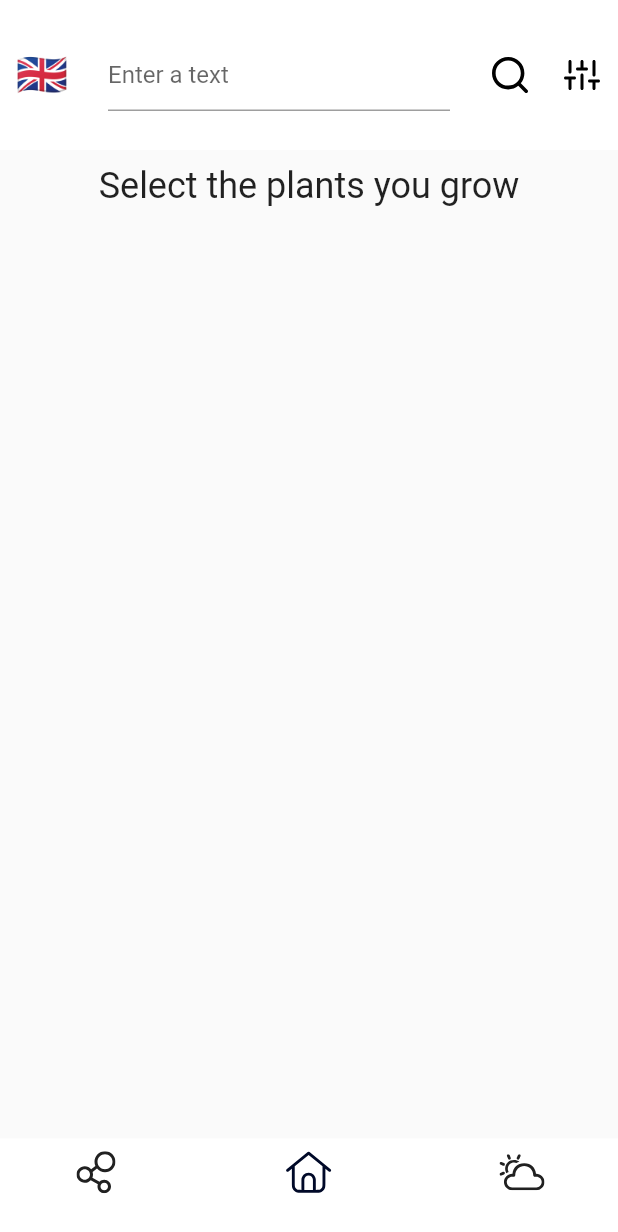
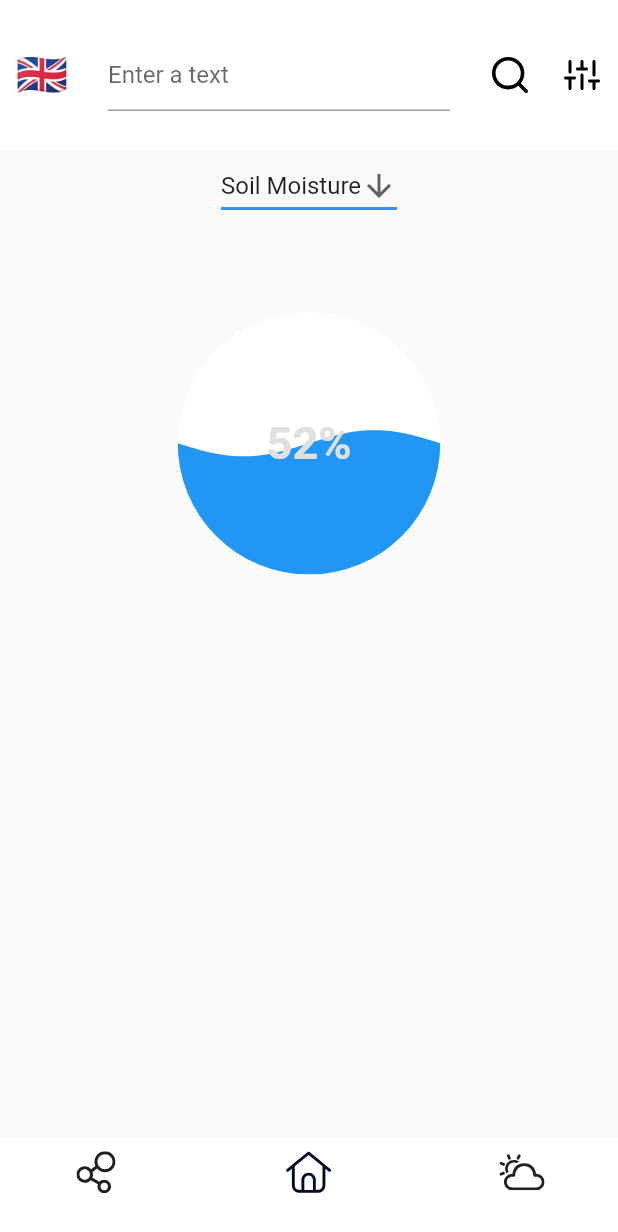
Before and after one commit to Sensora-CFC2021/sensora-flutter, a Flutter app: the screen it shows after launch, on a phone screen of 412 x 824 dp. Shown: the top 1232 px of the screen. Run offline on Flutter 3.47's test engine with Material 2 defaults, Android fonts, the phone set to English and light mode, and no system bars; our stand-ins replace flutter_svg, liquid_progress_indicator; generated files the repository leaves out were written again.

Commit message:
updated files

```diff
--- /dev/null
+++ b/lib/home_screen.dart
@@ -0,0 +1,100 @@
+import 'package:flutter/material.dart';
+import 'my_app_bar.dart';
+import 'bottom_nav_bar.dart';
+import 'package:liquid_progress_indicator/liquid_progress_indicator.dart';
+
+class HomeScreen extends StatelessWidget {
+  const HomeScreen({Key? key}) : super(key: key);
+
+  @override
+  Widget build(BuildContext context) {
+    return Scaffold(
+        appBar: MyAppBar(),
+        body: HomeScreenBody(),
+        bottomNavigationBar: MyBottomNavBar());
+  }
+}
+
+class HomeScreenBody extends StatefulWidget {
+  const HomeScreenBody({Key? key}) : super(key: key);
+
+  @override
+  State<HomeScreenBody> createState() => _MyStatefulWidgetState();
+}
+
+/// This is the private State class that goes with MyStatefulWidget.
+class _MyStatefulWidgetState extends State<HomeScreenBody>
+    with SingleTickerProviderStateMixin {
+  late AnimationController animationController;
+  late Animation animation;
+  void initState() {
+    animationController = AnimationController(
+      vsync: this,
+      duration: Duration(seconds: 15),
+    );
+    animationController.addListener(() {
+      setState(() {});
+    });
+    animationController.repeat();
+    super.initState();
+  }
+
+  String dropdownValue = 'Soil Moisture';
+  @override
+  Widget build(BuildContext context) {
+    final percentage = animationController.value * 100;
+    return Column(
+      children: <Widget>[
+        new Center(
+          child: DropdownButton<String>(
+            value: dropdownValue,
+            icon: const Icon(Icons.arrow_downward),
+            iconSize: 24,
+            elevation: 16,
+            underline: Container(
+              height: 2,
+              color: Colors.blueAccent,
+            ),
+            onChanged: (String? newValue) {
+              setState(() {
+                dropdownValue = newValue!;
+              });
+            },
+            items: <String>['Soil Moisture', 'Temperature', 'Humidity']
+                .map<DropdownMenuItem<String>>((String value) {
+              return DropdownMenuItem<String>(
+                value: value,
+                child: Text(value),
+              );
+            }).toList(),
+          ),
+        ),
+        new Center(
+          child: Column(
+            mainAxisAlignment: MainAxisAlignment.spaceEvenly,
+            children: [
+              Container(
+                margin: EdgeInsets.only(top: 60),
+                height: 175,
+                width: 175,
+                child: LiquidCircularProgressIndicator(
+                  value: .50,
+                  valueColor: AlwaysStoppedAnimation(Colors.blue),
+                  center: Text(
+                    '${percentage.toStringAsFixed(0)}%',
+                    style: TextStyle(
+                        fontSize: 30,
+                        fontWeight: FontWeight.bold,
+                        color: Colors.grey.shade300),
+                  ),
+                  direction: Axis.vertical,
+                  backgroundColor: Colors.white,
+                ),
+              )
+            ],
+          ),
+        )
+      ],
+    );
+  }
+}
--- a/lib/main.dart
+++ b/lib/main.dart
@@ -1,5 +1,5 @@
 import 'package:flutter/material.dart';
-import 'package:sensora_test2/survey_screen.dart';
+import 'home_screen.dart';
 import 'package:flutter_localizations/flutter_localizations.dart';
 import 'package:sensora_test2/l10n/l10n.dart';
 import 'package:flutter_gen/gen_l10n/app_localizations.dart';
--- /dev/null
+++ b/lib/my_app_bar.dart
@@ -0,0 +1,52 @@
+import 'package:flutter/material.dart';
+import 'package:flutter_svg/svg.dart';
+import 'package:sensora_test2/l10n/l10n.dart';
+import 'package:flutter_gen/gen_l10n/app_localizations.dart';
+import 'package:sensora_test2/language_screen.dart';
+
+class MyAppBar extends StatelessWidget implements PreferredSizeWidget {
+  Widget build(BuildContext context) {
+    final locale = Localizations.localeOf(context);
+    final flag = L10n.getFlag(locale.languageCode);
+    return AppBar(
+      title: TextField(
+        decoration: InputDecoration(
+          hintText: AppLocalizations.of(context)!.enter_message,
+        ),
+      ),
+      centerTitle: true,
+      elevation: 0,
+      toolbarHeight: 100,
+      leading: IconButton(
+          icon: Text(
+            flag,
+            style: TextStyle(fontSize: 28),
+          ),
+          onPressed: () {
+            Navigator.push(
+              context,
+              MaterialPageRoute(builder: (context) => LanguageScreen()),
+            );
+          }),
+      actions: <Widget>[
+        IconButton(
+            onPressed: () {},
+            icon: SvgPicture.asset(
+              "assets/icons/search_icon.svg",
+              height: 24,
+              width: 24,
+            )),
+        IconButton(
+            onPressed: () {},
+            icon: SvgPicture.asset(
+              "assets/icons/tune_icon.svg",
+              height: 24,
+              width: 24,
+            ))
+      ],
+    );
+  }
+
+  @override
+  Size get preferredSize => const Size.fromHeight(100);
+}
--- a/pubspec.yaml
+++ b/pubspec.yaml
@@ -21,6 +21,8 @@ environment:
   sdk: ">=2.12.0 <3.0.0"
 
 dependencies:
+  animator: ^3.1.0
+  liquid_progress_indicator: ^0.4.0
   provider: ^5.0.0
   flutter:
     sdk: flutter
```
Also changed, not shown: lib/bottom_nav_bar.dart (+7 -2 lines), lib/language_screen.dart (+0 -36 lines), lib/survey_screen.dart (+102 -57 lines), assets/icons/potato.svg (added), assets/icons/potato_icon.svg (added), pubspec.lock, 1 other file.
